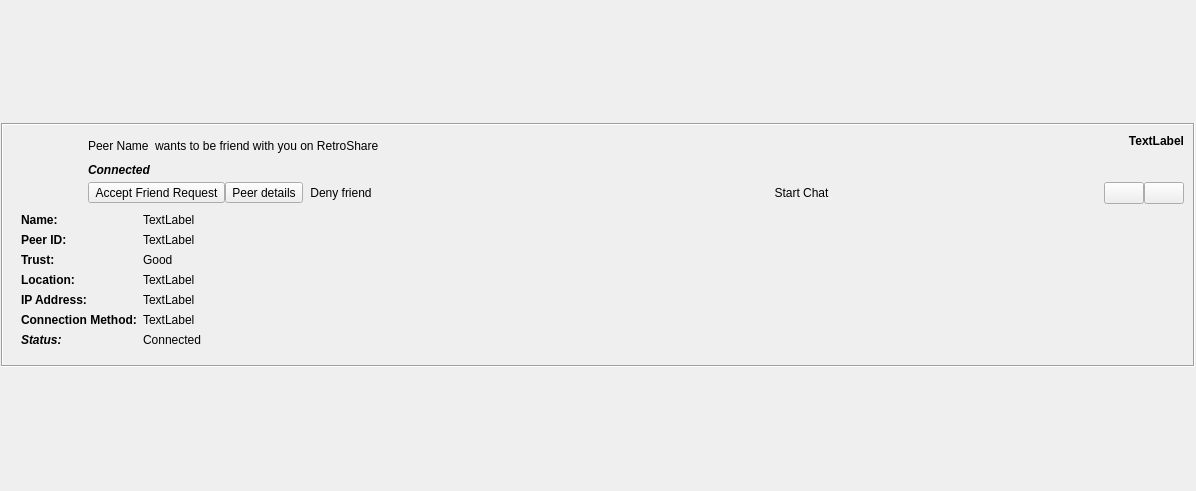
This is retroshare-gui/src/gui/feeds/SecurityItem.ui in RetroShare/RetroShare as Qt 5 draws it before an edit. The edited form follows.
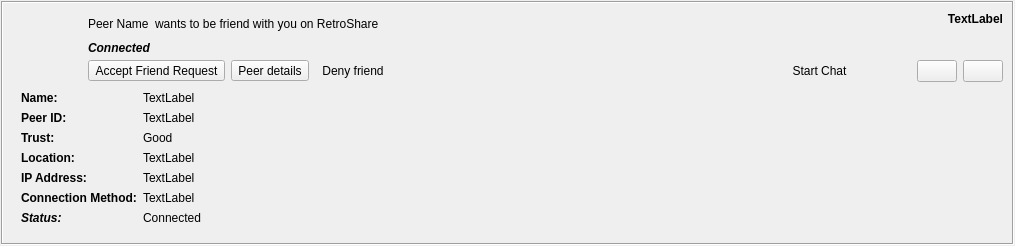
This is the edited form. Icons and pictures are not drawn. Custom widgets are drawn as their Qt base class.

Commit message:
Fixing background selection color & fixed the default width
* Fixing background selection color for Peer Online Feeds & Friend Request Feeds (Fusion style)
* Fixed the default width for GXS Group Dialog.
* Fixed spacing for the Button layout

What changed in the file:
```diff
--- a/retroshare-gui/src/gui/feeds/SecurityItem.ui
+++ b/retroshare-gui/src/gui/feeds/SecurityItem.ui
@@ -6,8 +6,8 @@
    <rect>
     <x>0</x>
     <y>0</y>
-    <width>1196</width>
-    <height>491</height>
+    <width>1015</width>
+    <height>246</height>
    </rect>
   </property>
   <layout class="QGridLayout">
@@ -32,7 +32,7 @@
       </sizepolicy>
      </property>
      <property name="autoFillBackground">
-      <bool>false</bool>
+      <bool>true</bool>
      </property>
      <property name="frameShape">
       <enum>QFrame::Box</enum>
@@ -165,6 +165,9 @@
          </item>
          <item row="1" column="1" colspan="2">
           <layout class="QHBoxLayout" name="horizontalLayout_3">
+           <property name="spacing">
+            <number>6</number>
+           </property>
            <item>
             <widget class="QToolButton" name="friendRequesttoolButton">
              <property name="focusPolicy">
```
Left out of the diff: 4 changed lines with no effect on the pictures. The commit also changes 2 other files.
